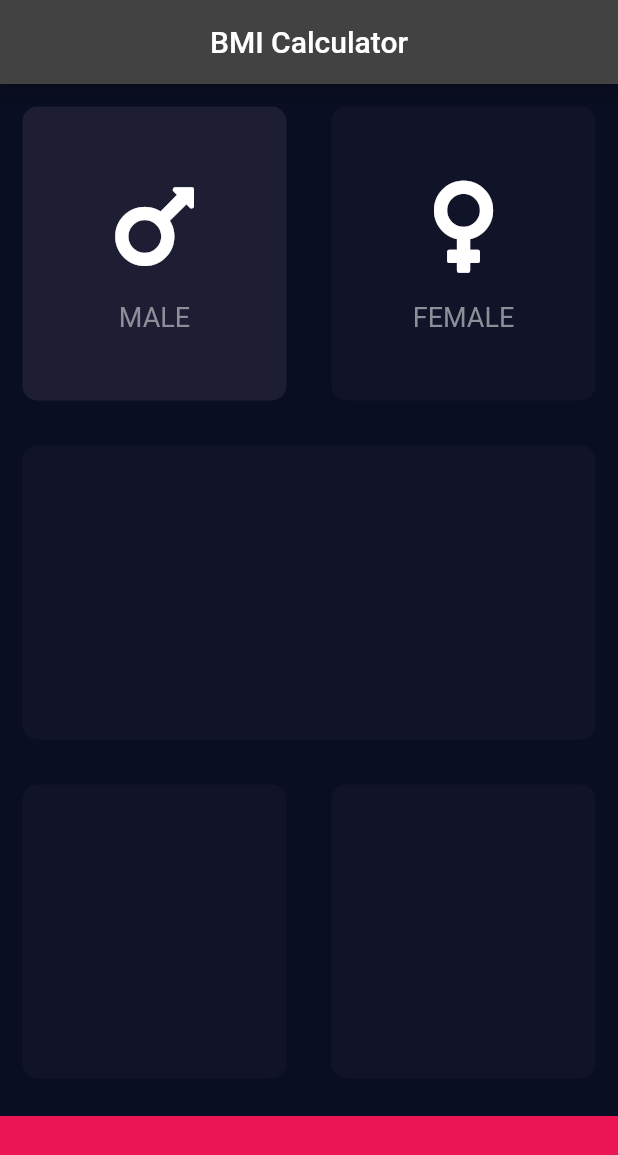
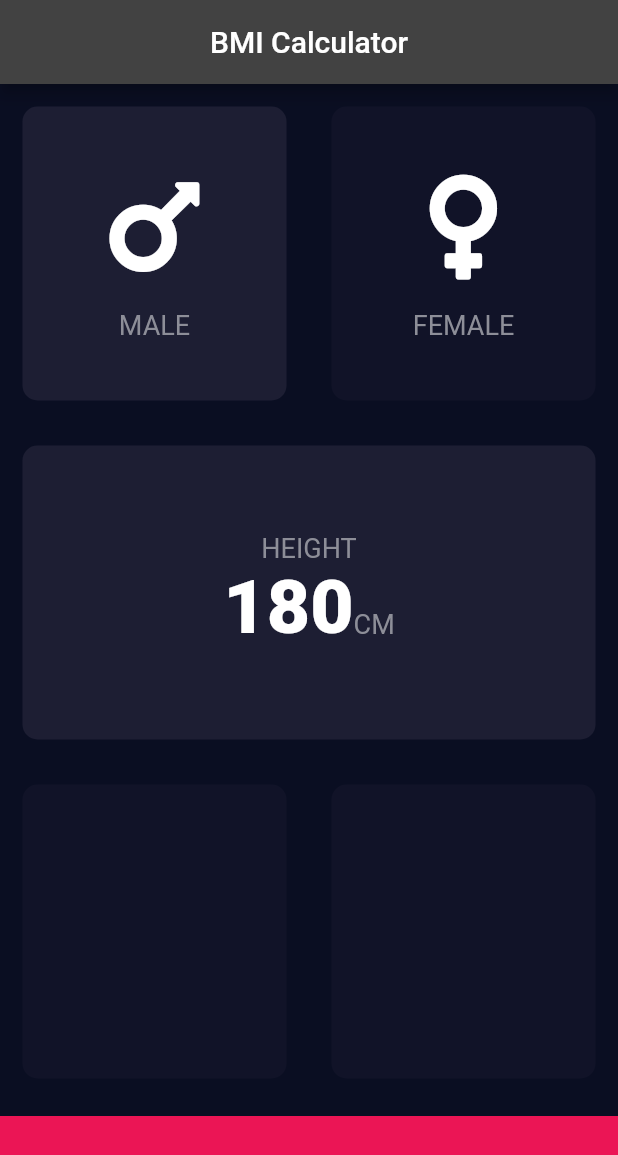
Before and after one commit to aulyanrahman/bmi_calculator_praktikum, a Flutter app: the screen it shows after launch, after a tap on "MALE", on a phone screen of 412 x 824 dp. Shown: the top 1155 px of the screen. Run offline on Flutter 3.47's test engine with Material 2 defaults, Android fonts, the phone set to English and light mode, and no system bars; our stand-ins replace font_awesome_flutter.

Commit message:
rewriting components after importing constant.dart

```diff
--- a/lib/components/icon_content.dart
+++ b/lib/components/icon_content.dart
@@ -1,4 +1,5 @@
 import 'package:flutter/material.dart';
+import 'package:bmi_calculator_praktikum_k/constant.dart';
 
 class IconContent extends StatelessWidget {
   const IconContent({
@@ -16,16 +17,14 @@ class IconContent extends StatelessWidget {
       children: [
         Icon(
           icon,
-          size: 70.0,
+          size: 80.0,
         ),
         SizedBox(
           height: 15.0,
         ),
         Text(
-          label, style: TextStyle(
-            fontSize: 18.0,
-            color: Color(0xFF8D8E98)
-          ),
+          '$label',
+          style: kLabelStyle,
         )
       ],
     );
--- a/lib/components/reusable_card.dart
+++ b/lib/components/reusable_card.dart
@@ -3,25 +3,26 @@ import 'package:flutter/material.dart';
 class ReusableCard extends StatelessWidget {
   ReusableCard({
     @required this.colour,
-    @required this.height,
-    @required this.width,
-    this.cardChild});
+    this.cardChild,
+    this.onPress});
 
   final Color colour;
+  double height, width;
   final Widget cardChild;
-  double height, width;
+  final Function onPress;
 
   @override
   Widget build(BuildContext context) {
-    return Container(
-      child: cardChild,
-      margin: EdgeInsets.all(15.0),
-      decoration: BoxDecoration(
-        color: colour,
-        borderRadius: BorderRadius.circular(10.0),
+    return GestureDetector(
+      onTap: onPress,
+      child: Container(
+        child: cardChild,
+        margin: EdgeInsets.all(15.0),
+        decoration: BoxDecoration(
+          color: colour,
+          borderRadius: BorderRadius.circular(10.0),
+        ),
       ),
-      height: height,
-      width: width,
     );
   }
 }
--- a/lib/constant.dart
+++ b/lib/constant.dart
@@ -3,8 +3,8 @@ import 'package:flutter/material.dart';
 
 const kBottomContainerHeight = 80.0;
 const kBottomContainerColor  = Color(0xFFEB1555);
-const kActiveColor           = Color(0xFF1D1E33);
-const kInactiveColor         = Color(0xFF111328);
+const kActiveCardColor       = Color(0xFF1D1E33);
+const kInactiveCardColor     = Color(0xFF111328);
 
 const kLabelStyle = TextStyle(
   fontSize: 18.0,
--- a/lib/screens/input_page.dart
+++ b/lib/screens/input_page.dart
@@ -2,11 +2,8 @@ import 'package:flutter/material.dart';
 import 'package:font_awesome_flutter/font_awesome_flutter.dart';
 import '../components/icon_content.dart';
 import '../components/reusable_card.dart';
+import 'package:bmi_calculator_praktikum_k/constant.dart';
 
-const bottomContainerHeight = 80.0;
-const activeCardColour      = Color(0xFF1D1E33);
-const inactiveCardColour    = Color(0xFF111328);
-const bottomContainerColour = Color(0xFFEB1555);
 enum Gender {male, female}
 
 class InputPage extends StatefulWidget {
@@ -17,30 +14,10 @@ class InputPage extends StatefulWidget {
 
 class _InputPageState extends State<InputPage> {
 
-  Color maleCardColour  = inactiveCardColour;
-  Color femaleCardColour  = inactiveCardColour;
-
-  // 1 = Male, 2 = Female
-  // Gender selectedGender;
-
-  void updateColour(Gender selectedGender){
-    if(selectedGender == Gender.male){
-      if(maleCardColour == inactiveCardColour){
-        maleCardColour = activeCardColour;
-        femaleCardColour = inactiveCardColour;
-      } else {
-        maleCardColour = inactiveCardColour;
-      }
-    }
-    if(selectedGender == Gender.female){
-      if(femaleCardColour == inactiveCardColour){
-        femaleCardColour = activeCardColour;
-        maleCardColour = inactiveCardColour;
-      } else {
-        femaleCardColour = inactiveCardColour;
-      }
-    }
-  }
+  Gender selectedGender;
+  int height = 180;
+  int weight = 30;
+  int age = 18;
 
   @override
   Widget build(BuildContext context) {
@@ -50,87 +27,92 @@ class _InputPageState extends State<InputPage> {
         centerTitle: true,
       ),
       body: Column(
+        crossAxisAlignment: CrossAxisAlignment.stretch,
         children: [
+
           // Widget Jenis Kelamin
           Expanded(child: Row(
             children: [
               Expanded(
-                child: GestureDetector(
-                  onTap: () {
-                    // print('Tombol Pilihan Laki-laki Ditekan!');
+                child: ReusableCard(
+                  onPress: (){
                     setState(() {
-                      updateColour(Gender.male);
-                      // selectedGender = Gender.male;
+                      selectedGender = Gender.male;
                     });
                   },
-                  child: ReusableCard(
-                    // colour: selectedGender == Gender.male ? maleCardColour : inactiveCardColour,
-                    colour: maleCardColour,
-                    height: 200.0,
-                    width: 179.0,
                   cardChild: IconContent(
                     icon: FontAwesomeIcons.mars,
                     label: 'MALE',
                   ),
-                  ),
+                  colour: selectedGender == Gender.male ? kActiveCardColor : kInactiveCardColor,
                 ),
               ),
               Expanded(
-                child: GestureDetector(
-                  onTap: () {
-                    // print('Tombol Pilihan Perempuan Ditekan!');
+                child: ReusableCard(
+                  onPress: (){
                     setState(() {
-                      updateColour(Gender.female);
-                      // selectedGender = Gender.female;
+                      selectedGender = Gender.female;
                     });
                   },
-                  child: ReusableCard(
-                    // colour: selectedGender == Gender.female ? femaleCardColour : inactiveCardColour,
-                    colour: femaleCardColour,
-                    height: 200.0,
-                    width: 179.0,
                   cardChild: IconContent(
                     icon: FontAwesomeIcons.venus,
                     label: 'FEMALE',
                   ),
-                  ),
+                  colour: selectedGender == Gender.female ? kActiveCardColor : kInactiveCardColor,
                 ),
               ),
             ],
           )),
+
           // Widget Tinggi
-          Expanded(child: Row(children: [
-            Expanded(
-              child: ReusableCard(
-                colour: inactiveCardColour,
-                height: 200.0,
-                width: 179.0,
+          Expanded(child: ReusableCard(
+            colour: kActiveCardColor,
+            cardChild: Column(
+              mainAxisAlignment: MainAxisAlignment.center,
+              children: [
+                Text(
+                  'HEIGHT',
+                  style: kLabelStyle,
                 ),
+                Row(
+                  mainAxisAlignment: MainAxisAlignment.center,
+                  crossAxisAlignment: CrossAxisAlignment.baseline,
+                  textBaseline: TextBaseline.alphabetic,
+                  children: [
+                    Text(
+                      height.toString(),
+                      style: kNumberTextStyle,
                     ),
-          ],)),
+                    Text(
+                      'CM',
+                      style: kLabelStyle,
+                    )
+                  ]
+                )
+              ],
+            ),
+          )),
+
           // Widget Berat dan Umur
           Expanded(child: Row(children: [
             Expanded(
               child: ReusableCard(
-                colour: inactiveCardColour,
-                height: 200.0,
-                width: 179.0,
+                colour: kInactiveCardColor,
               ),
             ),
             Expanded(
               child: ReusableCard(
-                colour: inactiveCardColour,
-                height: 200.0,
-                width: 179.0,
+                colour: kInactiveCardColor,
               ),
             ),
           ],)),
+
           // Widget Tombol Hitung
           Container(
-            color: bottomContainerColour,
+            color: kBottomContainerColor,
             margin: EdgeInsets.only(top: 10.0),
             width: double.infinity,
-            height: bottomContainerHeight,
+            height: kBottomContainerHeight,
           )
         ],
       )
```
Also changed, not shown: lib/components/bottom_button.dart (added, +29 -0 lines), lib/components/round_button_icon.dart (added, +25 -0 lines). Lines whose indentation alone changed are shown as unchanged.
